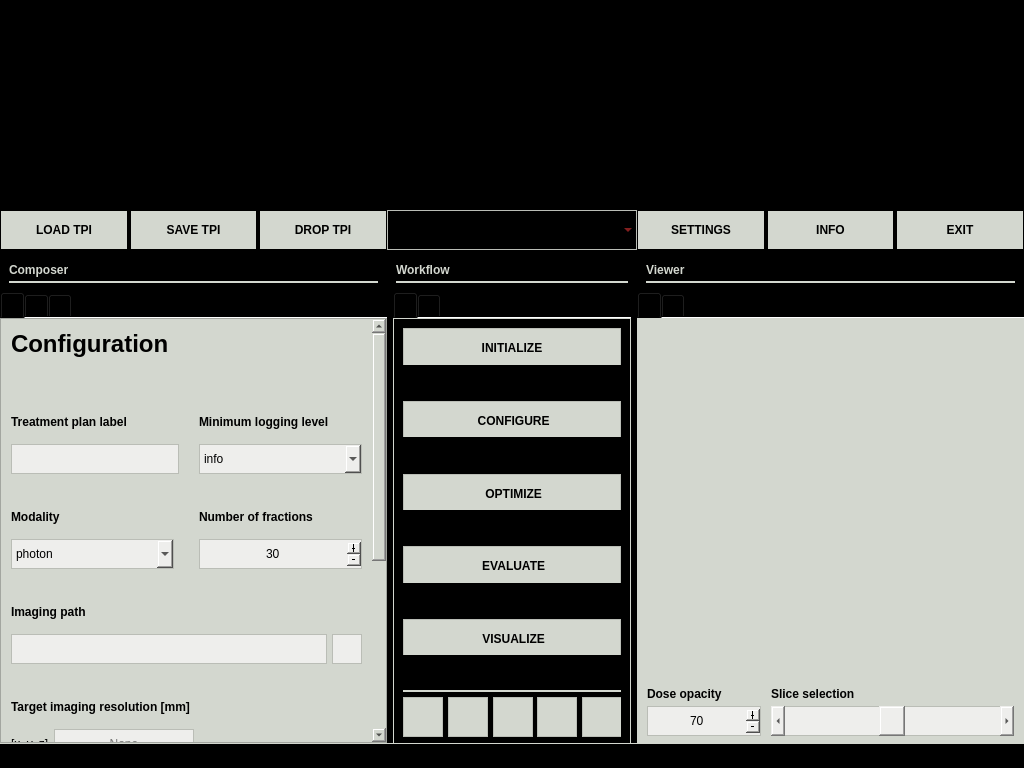
Above: pyanno4rt/gui/designs/main_window.ui from pyanno4rt/pyanno4rt before the change. Below: the same form after it.
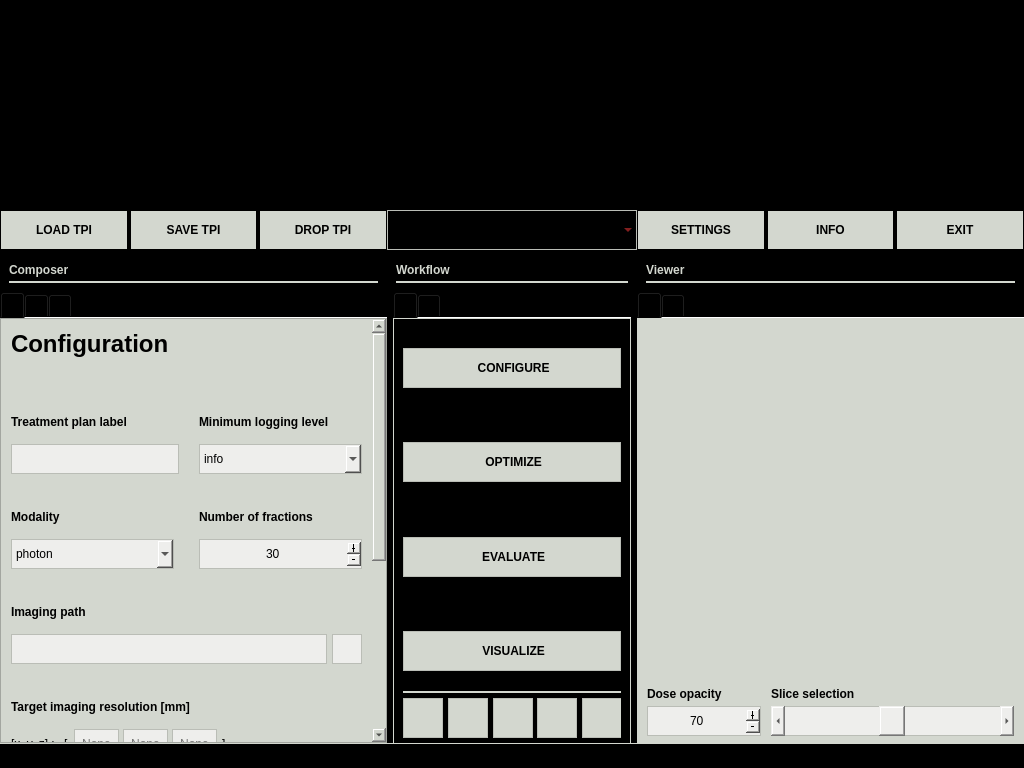
That is the form after the change. The open tabs and pages were chosen to show the change. Icons and pictures are not drawn.

Diff of the .ui file:
```diff
--- a/pyanno4rt/gui/designs/main_window.ui
+++ b/pyanno4rt/gui/designs/main_window.ui
@@ -1236,7 +1236,7 @@
                <property name="geometry">
                 <rect>
                  <x>0</x>
-                 <y>0</y>
+                 <y>-357</y>
                  <width>369</width>
                  <height>912</height>
                 </rect>
@@ -1996,7 +1996,7 @@
                        <string notr="true">border: 0px solid;</string>
                       </property>
                       <property name="text">
-                       <string>[x, y, z]</string>
+                       <string>[x, y, z] : </string>
                       </property>
                      </widget>
                     </item>
@@ -2017,20 +2017,58 @@
                      </spacer>
                     </item>
                     <item>
-                     <widget class="QLineEdit" name="img_res_ledit">
+                     <widget class="QLabel" name="img_res_bracket_left">
                       <property name="minimumSize">
                        <size>
-                        <width>140</width>
+                        <width>0</width>
                         <height>30</height>
                        </size>
                       </property>
                       <property name="maximumSize">
                        <size>
-                        <width>140</width>
+                        <width>16777215</width>
                         <height>30</height>
                        </size>
                       </property>
                       <property name="styleSheet">
+                       <string notr="true">border: 0px solid;</string>
+                      </property>
+                      <property name="text">
+                       <string>[</string>
+                      </property>
+                     </widget>
+                    </item>
+                    <item>
+                     <spacer name="img_res_hspacer_between_left">
+                      <property name="orientation">
+                       <enum>Qt::Horizontal</enum>
+                      </property>
+                      <property name="sizeType">
+                       <enum>QSizePolicy::Fixed</enum>
+                      </property>
+                      <property name="sizeHint" stdset="0">
+                       <size>
+                        <width>5</width>
+                        <height>20</height>
+                       </size>
+                      </property>
+                     </spacer>
+                    </item>
+                    <item>
+                     <widget class="QLineEdit" name="img_res_ledit_x">
+                      <property name="minimumSize">
+                       <size>
+                        <width>45</width>
+                        <height>30</height>
+                       </size>
+                      </property>
+                      <property name="maximumSize">
+                       <size>
+                        <width>45</width>
+                        <height>30</height>
+                       </size>
+                      </property>
+                      <property name="styleSheet">
                        <string notr="true">color: rgb(0, 0, 0);
 background-color: rgb(238, 238, 236);
 border: 1px solid;
@@ -2047,11 +2085,158 @@
                       </property>
                      </widget>
                     </item>
+                    <item>
+                     <widget class="QLabel" name="img_res_comma_left">
+                      <property name="minimumSize">
+                       <size>
+                        <width>0</width>
+                        <height>30</height>
+                       </size>
+                      </property>
+                      <property name="maximumSize">
+                       <size>
+                        <width>16777215</width>
+                        <height>30</height>
+                       </size>
+                      </property>
+                      <property name="styleSheet">
+                       <string notr="true">border: 0px solid;</string>
+                      </property>
+                      <property name="text">
+                       <string>,</string>
+                      </property>
+                     </widget>
+                    </item>
+                    <item>
+                     <widget class="QLineEdit" name="img_res_ledit_y">
+                      <property name="minimumSize">
+                       <size>
+                        <width>45</width>
+                        <height>30</height>
+                       </size>
+                      </property>
+                      <property name="maximumSize">
+                       <size>
+                        <width>45</width>
+                        <height>30</height>
+                       </size>
+                      </property>
+                      <property name="styleSheet">
+                       <string notr="true">color: rgb(0, 0, 0);
+background-color: rgb(238, 238, 236);
+border: 1px solid;
+border-color: rgb(186, 189, 182);</string>
+                      </property>
+                      <property name="text">
+                       <string/>
+                      </property>
+                      <property name="alignment">
+                       <set>Qt::AlignCenter</set>
+                      </property>
+                      <property name="placeholderText">
+                       <string>None</string>
+                      </property>
+                     </widget>
+                    </item>
+                    <item>
+                     <widget class="QLabel" name="img_res_comma_right">
+                      <property name="minimumSize">
+                       <size>
+                        <width>0</width>
+                        <height>30</height>
+                       </size>
+                      </property>
+                      <property name="maximumSize">
+                       <size>
+                        <width>16777215</width>
+                        <height>30</height>
+                       </size>
+                      </property>
+                      <property name="styleSheet">
+                       <string notr="true">border: 0px solid;</string>
+                      </property>
+                      <property name="text">
+                       <string>,</string>
+                      </property>
+                     </widget>
+                    </item>
+                    <item>
+                     <widget class="QLineEdit" name="img_res_ledit_z">
+                      <property name="minimumSize">
+                       <size>
+                        <width>45</width>
+                        <height>30</height>
+                       </size>
+                      </property>
+                      <property name="maximumSize">
+                       <size>
+                        <width>45</width>
+                        <height>30</height>
+                       </size>
+                      </property>
+                      <property name="styleSheet">
+                       <string notr="true">color: rgb(0, 0, 0);
+background-color: rgb(238, 238, 236);
+border: 1px solid;
+border-color: rgb(186, 189, 182);</string>
+                      </property>
+                      <property name="text">
+                       <string/>
+                      </property>
+                      <property name="alignment">
+                       <set>Qt::AlignCenter</set>
+                      </property>
+                      <property name="placeholderText">
+                       <string>None</string>
+                      </property>
+                     </widget>
+                    </item>
+                    <item>
+                     <spacer name="img_res_hspacer_between_right">
+                      <property name="orientation">
+                       <enum>Qt::Horizontal</enum>
+                      </property>
+                      <property name="sizeType">
+                       <enum>QSizePolicy::Fixed</enum>
+                      </property>
+                      <property name="sizeHint" stdset="0">
+                       <size>
+                        <width>5</width>
+                        <height>20</height>
+                       </size>
+                      </property>
+                     </spacer>
+                    </item>
+                    <item>
+                     <widget class="QLabel" name="img_res_bracket_right">
+                      <property name="minimumSize">
+                       <size>
+                        <width>0</width>
+                        <height>30</height>
+                       </size>
+                      </property>
+                      <property name="maximumSize">
+                       <size>
+                        <width>16777215</width>
+                        <height>30</height>
+                       </size>
+                      </property>
+                      <property name="styleSheet">
+                       <string notr="true">border: 0px solid;</string>
+                      </property>
+                      <property name="text">
+                       <string>]</string>
+                      </property>
+                     </widget>
+                    </item>
                     <item>
                      <spacer name="img_res_hspacer_right">
                       <property name="orientation">
                        <enum>Qt::Horizontal</enum>
                       </property>
+                      <property name="sizeType">
+                       <enum>QSizePolicy::MinimumExpanding</enum>
+                      </property>
                       <property name="sizeHint" stdset="0">
                        <size>
                         <width>40</width>
@@ -5648,87 +5833,23 @@
                        <number>10</number>
                       </property>
                       <property name="bottomMargin">
-                       <number>10</number>
+                       <number>0</number>
                       </property>
                       <item>
-                       <widget class="QPushButton" name="initialize_pbutton">
-                        <property name="sizePolicy">
-                         <sizepolicy hsizetype="Minimum" vsizetype="Minimum">
-                          <horstretch>0</horstretch>
-                          <verstretch>0</verstretch>
-                         </sizepolicy>
+                       <spacer name="actions_top_spacer">
+                        <property name="orientation">
+                         <enum>Qt::Vertical</enum>
                         </property>
-                        <property name="minimumSize">
-                         <size>
-                          <width>0</width>
-                          <height>40</height>
-                         </size>
+                        <property name="sizeType">
+                         <enum>QSizePolicy::Fixed</enum>
                         </property>
-                        <property name="maximumSize">
+                        <property name="sizeHint" stdset="0">
                          <size>
-                          <width>16777215</width>
-                          <height>40</height>
+                          <width>20</width>
+                          <height>20</height>
                          </size>
                         </property>
-                        <property name="font">
-                         <font>
-                          <weight>75</weight>
-                          <bold>true</bold>
-                         </font>
-                        </property>
-                        <property name="cursor">
-                         <cursorShape>PointingHandCursor</cursorShape>
-                        </property>
-                        <property name="styleSheet">
-                         <string notr="true">color: rgb(0, 0, 0);
-background-color: rgb(211, 215, 207);
-border: 1px solid;
-border-color: rgb(186, 189, 182);</string>
-                        </property>
-                        <property name="text">
-                         <string>INITIALIZE</string>
-                        </property>
-                        <property name="icon">
-                         <iconset resource="../assets/resources.qrc">
-                          <normaloff>:/black_icons/icons_black/play-circle.svg</normaloff>:/black_icons/icons_black/play-circle.svg</iconset>
-                        </property>
-                        <property name="iconSize">
-                         <size>
-                          <width>18</width>
-                          <height>18</height>
-                         </size>
-                        </property>
-                       </widget>
-                      </item>
-                      <item>
-                       <widget class="QPushButton" name="chevron_init_conf">
-                        <property name="sizePolicy">
-                         <sizepolicy hsizetype="Minimum" vsizetype="Minimum">
-                          <horstretch>0</horstretch>
-                          <verstretch>0</verstretch>
-                         </sizepolicy>
-                        </property>
-                        <property name="minimumSize">
-                         <size>
-                          <width>0</width>
-                          <height>40</height>
-                         </size>
-                        </property>
-                        <property name="styleSheet">
-                         <string notr="true">border: 0px solid;
-border-color: rgb(0, 0, 0);</string>
-                        </property>
-                        <property name="icon">
-                         <iconset resource="../assets/resources.qrc">
-                          <normaloff>:/white_icons/icons_white/chevrons-down.svg</normaloff>:/white_icons/icons_white/chevrons-down.svg</iconset>
-                        </property>
-                        <property name="iconSize">
-                         <size>
-                          <width>18</width>
-                          <height>18</height>
-                         </size>
-                        </property>
-                       </widget>
+                       </spacer>
                       </item>
                       <item>
                        <widget class="QPushButton" name="configure_pbutton">
@@ -6021,24 +6142,20 @@
                        </widget>
                       </item>
                       <item>
-                       <widget class="QPushButton" name="actions_toolbox_spacer_top">
-                        <property name="sizePolicy">
-                         <sizepolicy hsizetype="Minimum" vsizetype="Minimum">
-                          <horstretch>0</horstretch>
-                          <verstretch>0</verstretch>
-                         </sizepolicy>
+                       <spacer name="actions_bottom_spacer">
+                        <property name="orientation">
+                         <enum>Qt::Vertical</enum>
                         </property>
-                        <property name="minimumSize">
+                        <property name="sizeType">
+                         <enum>QSizePolicy::Fixed</enum>
+                        </property>
+                        <property name="sizeHint" stdset="0">
                          <size>
-                          <width>0</width>
-                          <height>35</height>
+                          <width>20</width>
+                          <height>20</height>
                          </size>
                         </property>
-                        <property name="styleSheet">
-                         <string notr="true">border: 0px solid;
-border-color: rgb(0, 0, 0);</string>
-                        </property>
-                       </widget>
+                       </spacer>
                       </item>
                       <item>
                        <widget class="Line" name="actions_toolbox_line">
@@ -6324,6 +6441,22 @@
                         </layout>
                        </widget>
                       </item>
+                      <item>
+                       <spacer name="actions_toolbox_bottom_spacer">
+                        <property name="orientation">
+                         <enum>Qt::Vertical</enum>
+                        </property>
+                        <property name="sizeType">
+                         <enum>QSizePolicy::Fixed</enum>
+                        </property>
+                        <property name="sizeHint" stdset="0">
+                         <size>
+                          <width>20</width>
+                          <height>5</height>
+                         </size>
+                        </property>
+                       </spacer>
+                      </item>
                      </layout>
                      <zorder>chevron_conf_opt</zorder>
                      <zorder>chevron_opt_eval</zorder>
```
Left out of the diff: 991 changed lines with no effect on the pictures.
